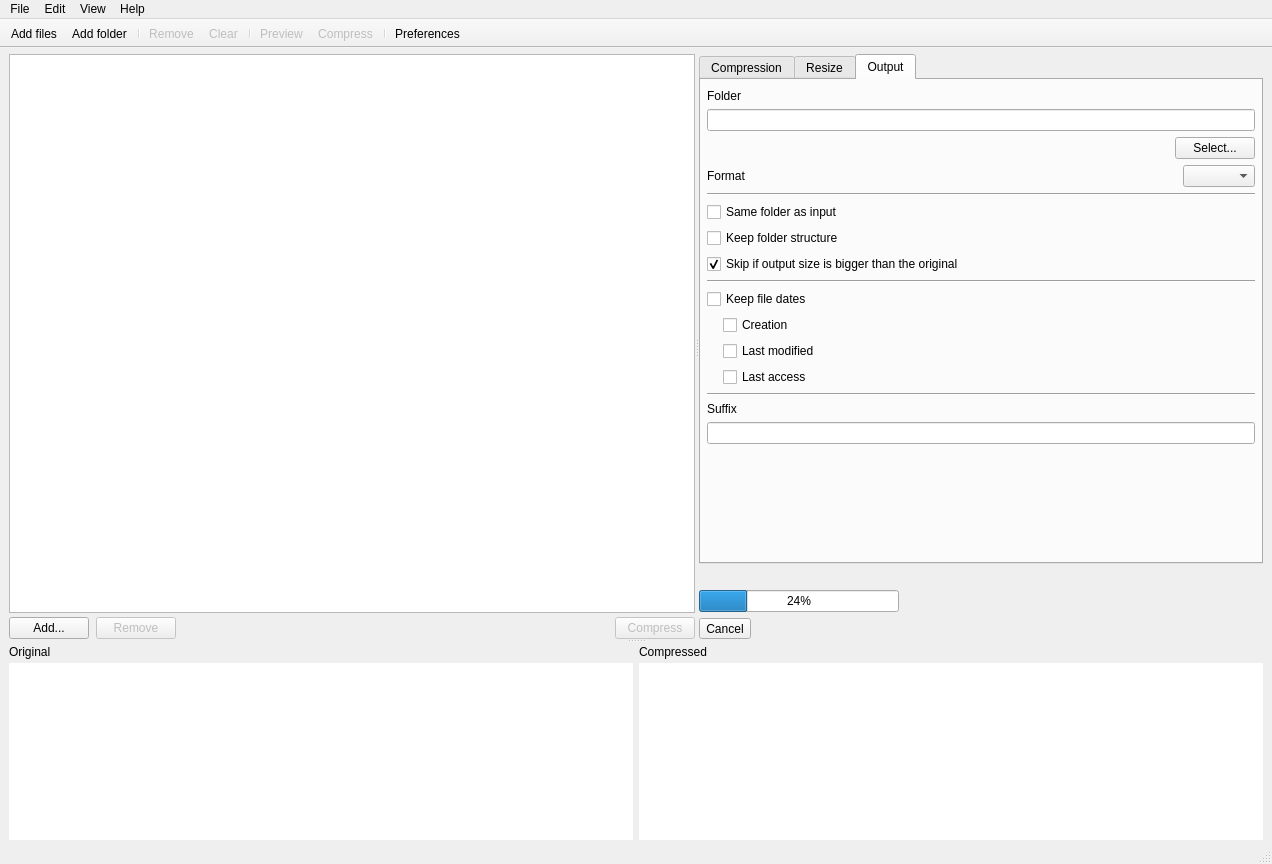
Lymphatus/caesium-image-compressor, file views/MainWindow.ui: the form before one commit.
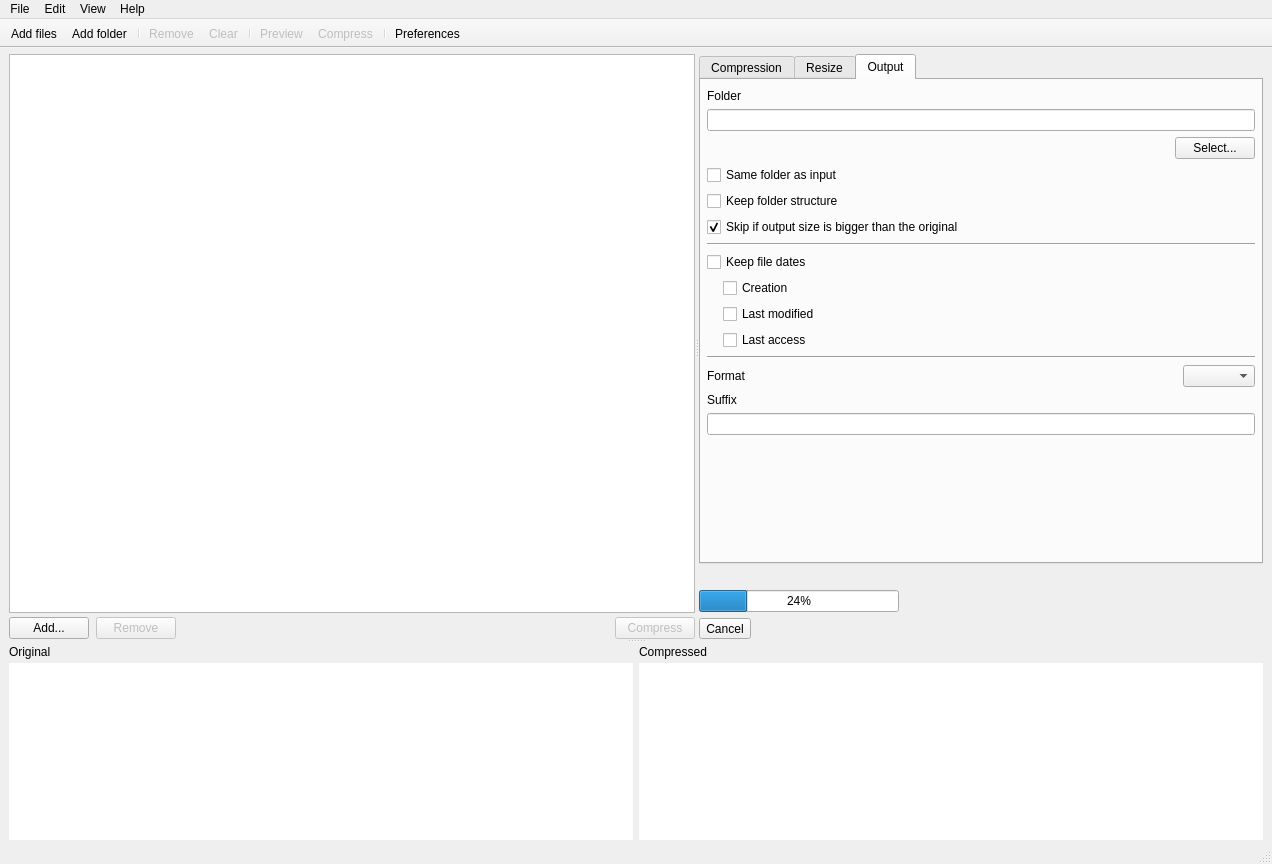
The form after the commit. The open tabs and pages were chosen to show the change. Icons and pictures are not drawn. Custom widgets are drawn as their Qt base class.

Commit message: Bump libcaesium + add format to preview labels

Patch:
```diff
--- a/views/MainWindow.ui
+++ b/views/MainWindow.ui
@@ -869,43 +869,6 @@
                  </item>
                 </layout>
                </item>
-               <item>
-                <layout class="QHBoxLayout" name="format_HorizontalLayout">
-                 <property name="spacing">
-                  <number>0</number>
-                 </property>
-                 <item>
-                  <widget class="QLabel" name="format_Label">
-                   <property name="text">
-                    <string>Format</string>
-                   </property>
-                  </widget>
-                 </item>
-                 <item>
-                  <spacer name="format_HSpacer">
-                   <property name="orientation">
-                    <enum>Qt::Horizontal</enum>
-                   </property>
-                   <property name="sizeHint" stdset="0">
-                    <size>
-                     <width>40</width>
-                     <height>20</height>
-                    </size>
-                   </property>
-                  </spacer>
-                 </item>
-                 <item>
-                  <widget class="QComboBox" name="format_ComboBox"/>
-                 </item>
-                </layout>
-               </item>
-               <item>
-                <widget class="Line" name="line_3">
-                 <property name="orientation">
-                  <enum>Qt::Horizontal</enum>
-                 </property>
-                </widget>
-               </item>
                <item>
                 <widget class="QCheckBox" name="sameOutputFolderAsInput_CheckBox">
                  <property name="text">
@@ -985,6 +948,36 @@
                  </property>
                 </widget>
                </item>
+               <item>
+                <layout class="QHBoxLayout" name="format_HorizontalLayout">
+                 <property name="spacing">
+                  <number>0</number>
+                 </property>
+                 <item>
+                  <widget class="QLabel" name="format_Label">
+                   <property name="text">
+                    <string>Format</string>
+                   </property>
+                  </widget>
+                 </item>
+                 <item>
+                  <spacer name="format_HSpacer">
+                   <property name="orientation">
+                    <enum>Qt::Horizontal</enum>
+                   </property>
+                   <property name="sizeHint" stdset="0">
+                    <size>
+                     <width>40</width>
+                     <height>20</height>
+                    </size>
+                   </property>
+                  </spacer>
+                 </item>
+                 <item>
+                  <widget class="QComboBox" name="format_ComboBox"/>
+                 </item>
+                </layout>
+               </item>
                <item>
                 <widget class="QLabel" name="outputSuffix_Label">
                  <property name="text">
```
Left out of the diff: 2 changed lines with no effect on the pictures. The commit also changes 14 other files.
